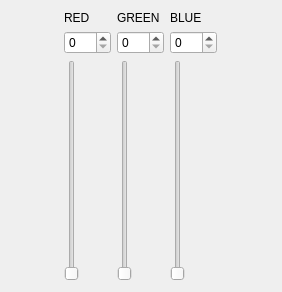
First picture: the form in color_set.ui, repository euclidmin/qt-start, before the edit.
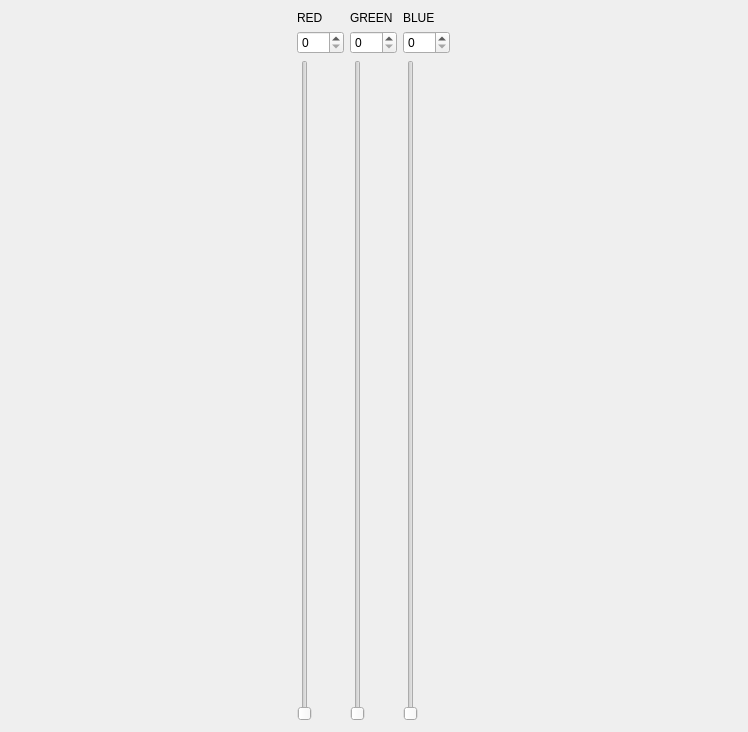
Second picture: the form after the edit.

Commit message: Qt ui file loading

```diff
--- a/color_set.ui
+++ b/color_set.ui
@@ -6,8 +6,8 @@
    <rect>
     <x>0</x>
     <y>0</y>
-    <width>282</width>
-    <height>292</height>
+    <width>748</width>
+    <height>732</height>
    </rect>
   </property>
   <property name="mouseTracking">
```
Left out of the diff: 4 changed lines with no effect on the pictures. The commit also changes 5 other files.
